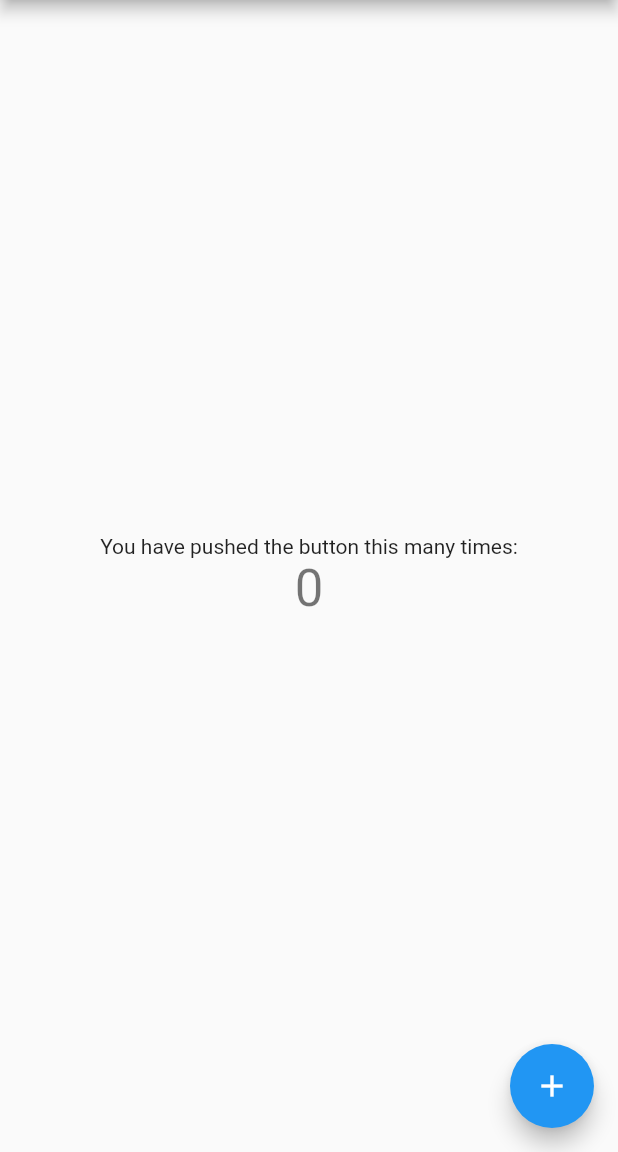
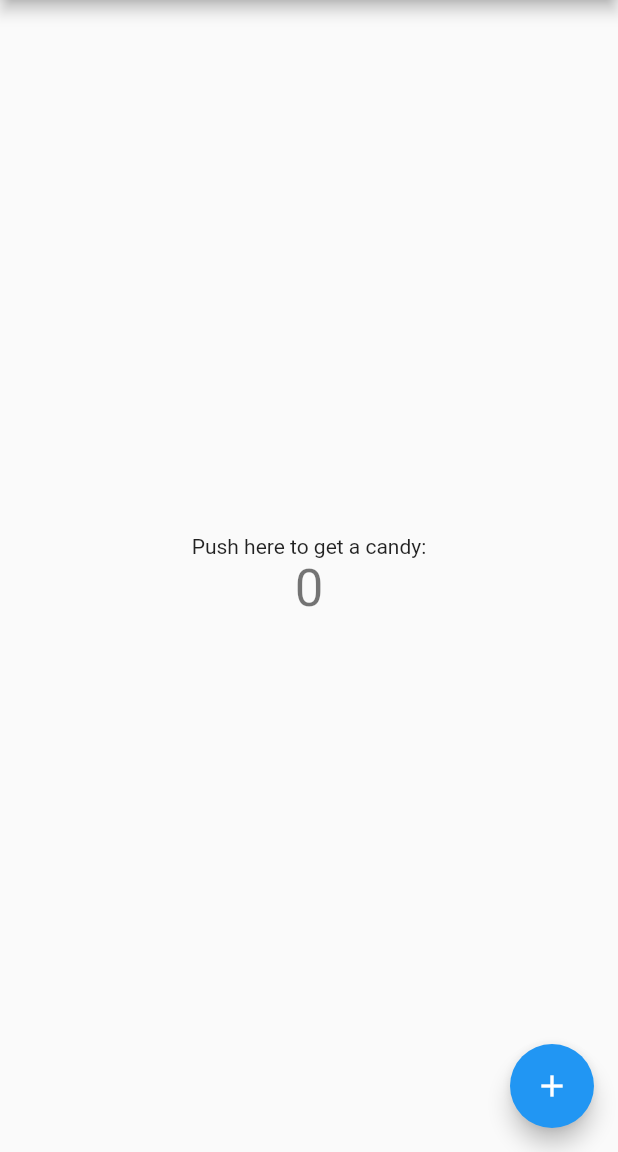
Before and after one commit to AxelSiliezar/HealthApp_HCI, a Flutter app: the screen it shows after launch, on a phone screen of 412 x 824 dp, the part 84-1236 px from its top. Run offline on Flutter 3.47's test engine with Material 2 defaults, Android fonts, the phone set to English and light mode, and no system bars.

Commit message:
Testing for results

```diff
--- a/lib/main.dart
+++ b/lib/main.dart
@@ -96,7 +96,7 @@ class _MyHomePageState extends State<MyHomePage> {
           mainAxisAlignment: MainAxisAlignment.center,
           children: <Widget>[
             const Text(
-              'You have pushed the button this many times:',
+              'Push here to get a candy:',
             ),
             Text(
               '$_counter',
```
